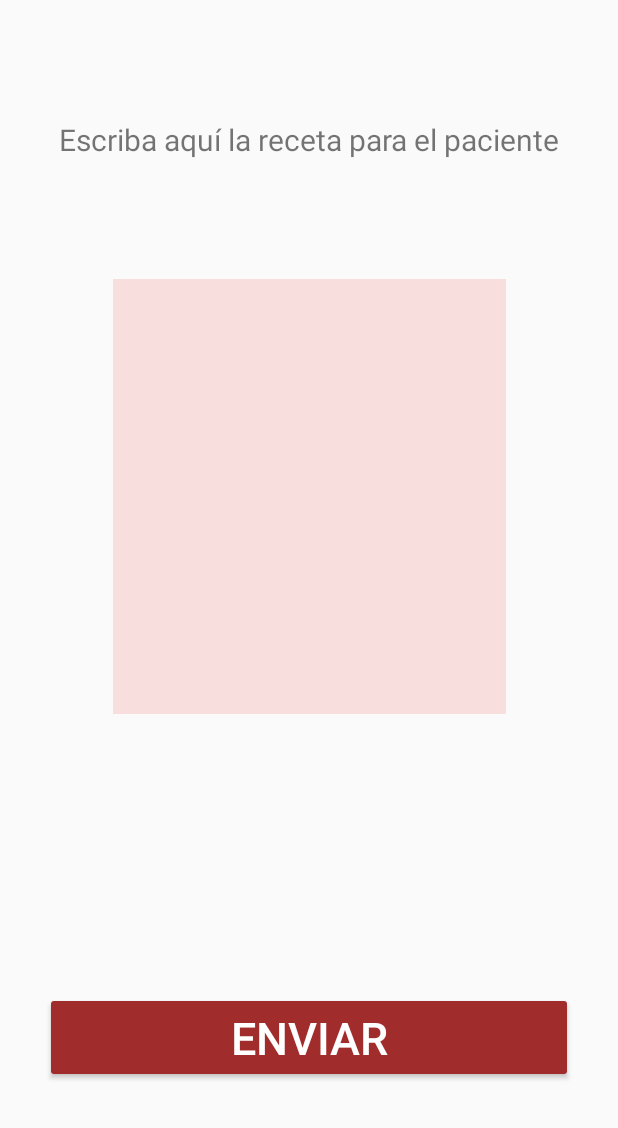
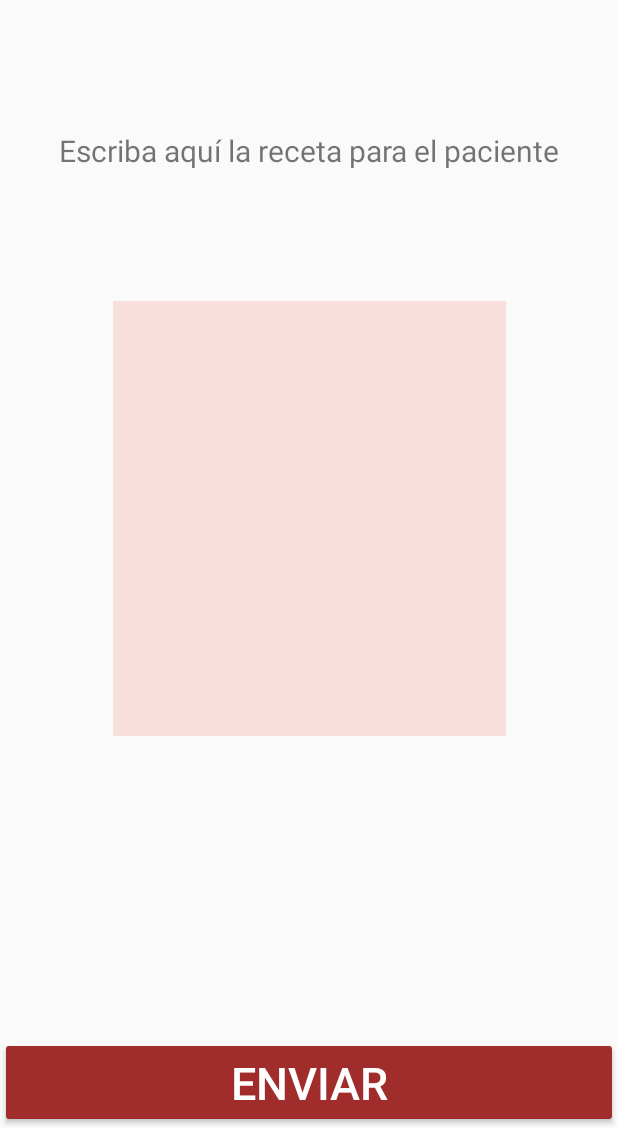
Before and after one commit to Luciana123/BienestARProveedores, an Android app: the PrescriptionFragment screen opened through its navigation route, on a phone screen of 412 x 824 dp, the part 108-1236 px from its top. Run offline under Robolectric (Android 15) with nearby library versions, the phone set to English and light mode, and no system bars; our stand-ins replace Firebase (no records; nobody signed in at launch, a user with empty details on screens opened directly).

Commit message:
changed buttons to make em more cute

```diff
--- a/app/src/main/res/layout/consultancy_appointments_list_fragment.xml
+++ b/app/src/main/res/layout/consultancy_appointments_list_fragment.xml
@@ -29,9 +29,6 @@
         android:id="@+id/check_in_button"
         android:layout_width="match_parent"
         android:layout_height="wrap_content"
-        android:layout_marginLeft="30dp"
-        android:layout_marginRight="30dp"
-        android:layout_marginBottom="30dp"
         android:backgroundTint="@color/colorConsultancy"
         android:text="@string/asistir"
         android:textColor="@android:color/white"
--- a/app/src/main/res/layout/consultancy_prescription_fragment.xml
+++ b/app/src/main/res/layout/consultancy_prescription_fragment.xml
@@ -35,9 +35,6 @@
         android:id="@+id/send_prescription"
         android:layout_width="match_parent"
         android:layout_height="wrap_content"
-        android:layout_marginLeft="30dp"
-        android:layout_marginRight="30dp"
-        android:layout_marginBottom="30dp"
         app:layout_constraintBottom_toBottomOf="parent"
         android:backgroundTint="@color/colorConsultancy"
         android:text="ENVIAR"
```
